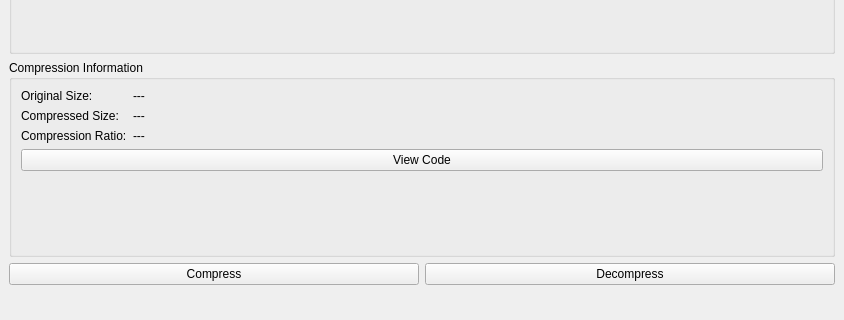
Before: the Qt Designer form mainwindow.ui in shahadat-sdt/FileCompressor, drawn with Qt 5; both pictures show x 0 to 844 and y 151 to 471 of the 844 by 647 pixel window.
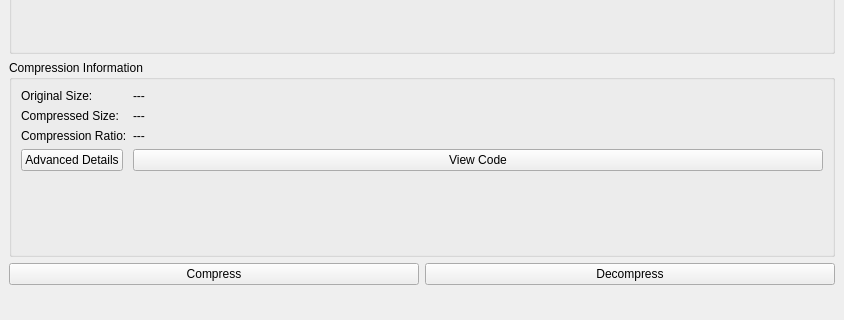
After: the same form once the commit is applied.

Commit message: added advanced details windows and functionality

What changed in the file:
```diff
--- a/mainwindow.ui
+++ b/mainwindow.ui
@@ -153,7 +153,14 @@
          </property>
         </widget>
        </item>
-       <item row="3" column="0" colspan="2">
+       <item row="3" column="0">
+        <widget class="QPushButton" name="advancedDetailsButton">
+         <property name="text">
+          <string>Advanced Details</string>
+         </property>
+        </widget>
+       </item>
+       <item row="3" column="1">
         <widget class="QPushButton" name="viewCodeButton">
          <property name="text">
           <string>View Code</string>
```
The commit also changes 6 other files.
